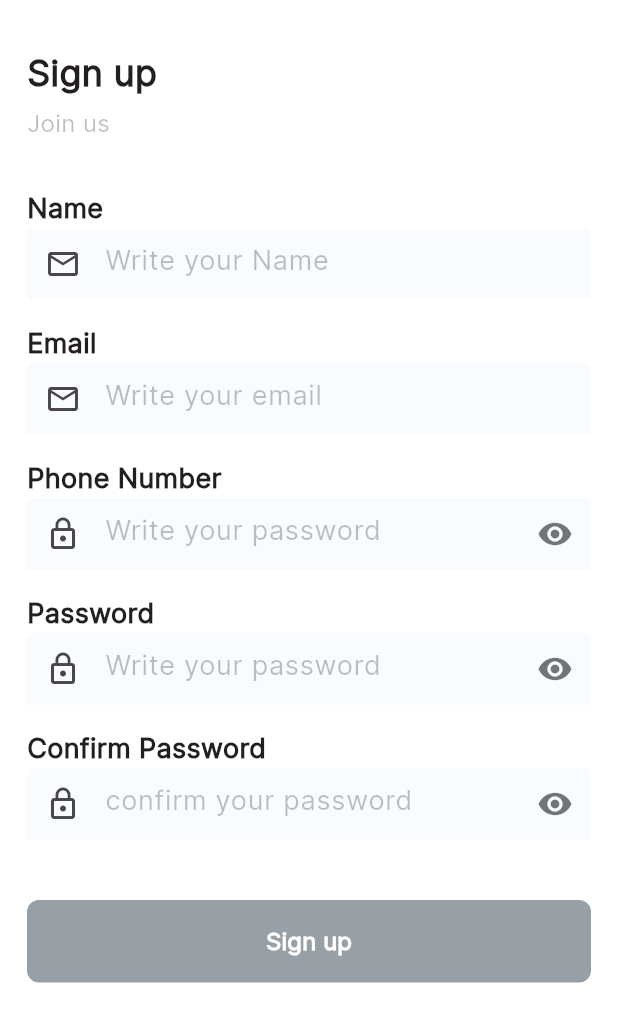
After one commit to Mohamedgamaal16/lask_news_app, a Flutter app: the screen it shows after launch, after a tap on "Sign Up", on a phone screen of 412 x 824 dp. The commit adds this screen. Shown: the top 1022 px of the screen. Run offline on Flutter 3.47's test engine with Material 3 defaults, Android fonts, the light colour scheme and no system bars; our stand-ins replace go_router; project files that could hold a hidden picture were left out.

Commit message:
Sign up yi done

```diff
--- a/lib/core/utils/app_router.dart
+++ b/lib/core/utils/app_router.dart
@@ -1,12 +1,11 @@
-
 import 'package:go_router/go_router.dart';
-import 'package:trendspot_newes_app/features/login/presention/login_view.dart';
+import 'package:trendspot_newes_app/features/signin/presention/login_view.dart';
+import 'package:trendspot_newes_app/features/signup/presention/signup_view.dart';
 import 'package:trendspot_newes_app/features/splash/presention/splash.dart';
 
 abstract class AppRouter {
   static const kLogInView = '/logIn';
-  static const kBookDetailesView = '/bookDetailesView';
-  static const kSearchView = '/searchView';
+  static const kSignUp = '/signUp';
 
   static final GoRouter router = GoRouter(routes: [
     GoRoute(
@@ -17,6 +16,9 @@ abstract class AppRouter {
       path: kLogInView,
       builder: (context, state) => const LogInView(),
     ),
-
+    GoRoute(
+      path: kSignUp,
+      builder: (context, state) => const SignUpView(),
+    ),
   ]);
 }
--- a/lib/features/login/presention/widgets/custom_button.dart
+++ b/lib/core/widgets/custom_button.dart
@@ -2,8 +2,9 @@ import 'package:flutter/material.dart';
 import 'package:trendspot_newes_app/core/utils/app_styles.dart';
 
 class CustomButton extends StatelessWidget {
-  const CustomButton({super.key, required this.color});
+  const CustomButton({super.key, required this.color, required this.labeName});
   final Color color;
+  final String labeName ;
   @override
   Widget build(BuildContext context) {
     return SizedBox(height: 55,
@@ -15,8 +16,8 @@ class CustomButton extends StatelessWidget {
         ),
         onPressed: () {},
         child: Text(
-          'Sign in',
-          style: AppStyles.interStyleRegular16(context)
+          labeName,
+          style: AppStyles.interStyleSemiBold16(context)
               .copyWith(color: Colors.white),
         ),
       ),
--- a/lib/features/login/presention/login_view.dart
+++ b/lib/features/signin/presention/login_view.dart
@@ -1,5 +1,5 @@
 import 'package:flutter/material.dart';
-import 'package:trendspot_newes_app/features/login/presention/widgets/login_view_body.dart';
+import 'package:trendspot_newes_app/features/signin/presention/widgets/login_view_body.dart';
 
 class LogInView extends StatelessWidget {
   const LogInView({super.key});
--- a/lib/features/login/presention/widgets/login_view_body.dart
+++ b/lib/features/signin/presention/widgets/login_view_body.dart
@@ -1,8 +1,10 @@
 import 'package:flutter/material.dart';
+import 'package:go_router/go_router.dart';
+import 'package:trendspot_newes_app/core/utils/app_router.dart';
 import 'package:trendspot_newes_app/core/utils/app_styles.dart';
-import 'package:trendspot_newes_app/features/login/presention/widgets/custom_button.dart';
-import 'package:trendspot_newes_app/features/login/presention/widgets/custom_input_field.dart';
-import 'package:trendspot_newes_app/features/login/presention/widgets/sign_in_header.dart';
+import 'package:trendspot_newes_app/core/widgets/custom_button.dart';
+import 'package:trendspot_newes_app/core/widgets/custom_input_field.dart';
+import 'package:trendspot_newes_app/features/signin/presention/widgets/sign_in_header.dart';
 
 class LogInViewBody extends StatelessWidget {
   const LogInViewBody({super.key});
@@ -39,7 +41,7 @@ class LogInViewBody extends StatelessWidget {
             children: [
               Expanded(
                   child: CustomButton(
-                color: Color(0xFF96A0A6),
+                color: Color(0xFF96A0A6), labeName: 'Sign in',
               )),
             ],
           ),
@@ -69,10 +71,14 @@ class CustomFooter extends StatelessWidget {
           style: AppStyles.interStyleRegular16(context)
               .copyWith(color: const Color(0xFF999999)),
         ),
-        Text(
-          'Sign Up',
-          style: AppStyles.interStyleSemiBold16(context)
-              .copyWith(color: Colors.black),
+        GestureDetector(onTap: () {
+           GoRouter.of(context).push(AppRouter.kSignUp);
+        },
+          child: Text(
+            'Sign Up',
+            style: AppStyles.interStyleSemiBold16(context)
+                .copyWith(color: Colors.black),
+          ),
         )
       ],
     );
--- /dev/null
+++ b/lib/features/signup/presention/signup_view.dart
@@ -0,0 +1,19 @@
+import 'package:flutter/material.dart';
+import 'package:trendspot_newes_app/features/signup/presention/widgets/sign_up_view_body.dart';
+
+class SignUpView extends StatelessWidget {
+  const SignUpView({super.key});
+
+  @override
+  Widget build(BuildContext context) {
+    return const SafeArea(
+      child: Scaffold(
+          backgroundColor: Colors.white,
+          body: Padding(
+            padding: EdgeInsets.all(18.0),
+            child: SingleChildScrollView(child: SignUpViewBody()),
+          )),
+    );
+
+  }
+}
--- /dev/null
+++ b/lib/features/signup/presention/widgets/sign_up_header.dart
@@ -0,0 +1,31 @@
+import 'package:flutter/material.dart';
+import 'package:trendspot_newes_app/core/utils/app_styles.dart';
+
+class SignUpHeader extends StatelessWidget {
+  const SignUpHeader({
+    super.key,
+  });
+
+  @override
+  Widget build(BuildContext context) {
+    return Column(
+      crossAxisAlignment: CrossAxisAlignment.start,
+      children: [
+        const SizedBox(
+          height: 13,
+        ),
+        Text(
+          'Sign up',
+          style: AppStyles.interStyleSemiBold24(context),
+        ),
+        const SizedBox(
+          height: 6,
+        ),
+        Text(
+          'Join us ',
+          style: AppStyles.interStyleRegular16(context),
+        )
+      ],
+    );
+  }
+}
--- /dev/null
+++ b/lib/features/signup/presention/widgets/sign_up_view_body.dart
@@ -0,0 +1,76 @@
+import 'package:flutter/material.dart';
+import 'package:trendspot_newes_app/core/widgets/custom_button.dart';
+import 'package:trendspot_newes_app/core/widgets/custom_input_field.dart';
+import 'package:trendspot_newes_app/features/signup/presention/widgets/sign_up_header.dart';
+
+class SignUpViewBody extends StatelessWidget {
+  const SignUpViewBody({super.key});
+
+  @override
+  Widget build(BuildContext context) {
+    return const Column(
+        mainAxisAlignment: MainAxisAlignment.center,
+        crossAxisAlignment: CrossAxisAlignment.start,
+        children: [
+          SignUpHeader(),
+          SizedBox(
+            height: 32,
+          ),
+          CustomInputField(
+            labelText: 'Name',
+            hintText: 'Write your Name',
+            prefixIcon: Icon(Icons.email_outlined),
+          ),
+          SizedBox(
+            height: 16,
+          ),
+          CustomInputField(
+            labelText: 'Email',
+            hintText: 'Write your email',
+            prefixIcon: Icon(Icons.email_outlined),
+          ),
+          SizedBox(
+            height: 16,
+          ),
+          CustomInputField(
+            labelText: 'Phone Number',
+            hintText: 'Write your password',
+            prefixIcon: Icon(Icons.lock_outline),
+            suffixIcon: true,
+            obscureText: true,
+          ),
+          SizedBox(
+            height: 16,
+          ),
+          CustomInputField(
+            labelText: 'Password',
+            hintText: 'Write your password',
+            prefixIcon: Icon(Icons.lock_outline),
+            suffixIcon: true,
+            obscureText: true,
+          ),
+          SizedBox(
+            height: 16,
+          ),
+          CustomInputField(
+            labelText: 'Confirm Password',
+            hintText: 'confirm your password',
+            prefixIcon: Icon(Icons.lock_outline),
+            suffixIcon: true,
+            obscureText: true,
+          ),
+          SizedBox(
+            height: 40,
+          ),
+          Row(
+            children: [
+              Expanded(
+                  child: CustomButton(
+                color: Color(0xFF96A0A6),
+                labeName: 'Sign up',
+              )),
+            ],
+          ),
+        ]);
+  }
+}
```
Also changed, not shown: lib/core/widgets/custom_input_field.dart (renamed from lib/features/login/presention/widgets/custom_input_field.dart), lib/features/signin/presention/widgets/sign_in_header.dart (renamed from lib/features/login/presention/widgets/sign_in_header.dart).
